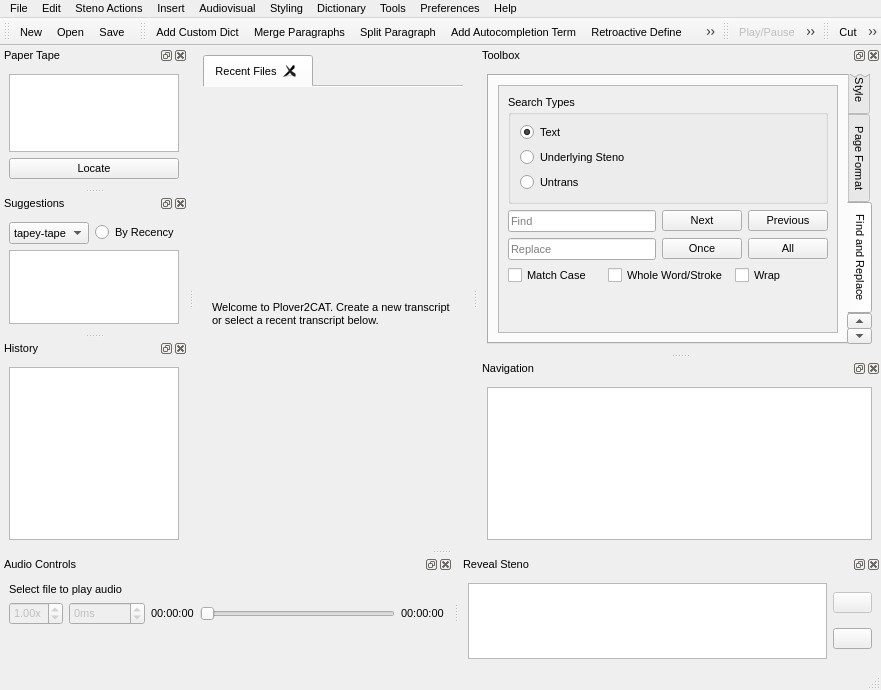
Before: the Qt Designer form plover_cat/plover_cat.ui in greenwyrt/plover2CAT, drawn with Qt 5.
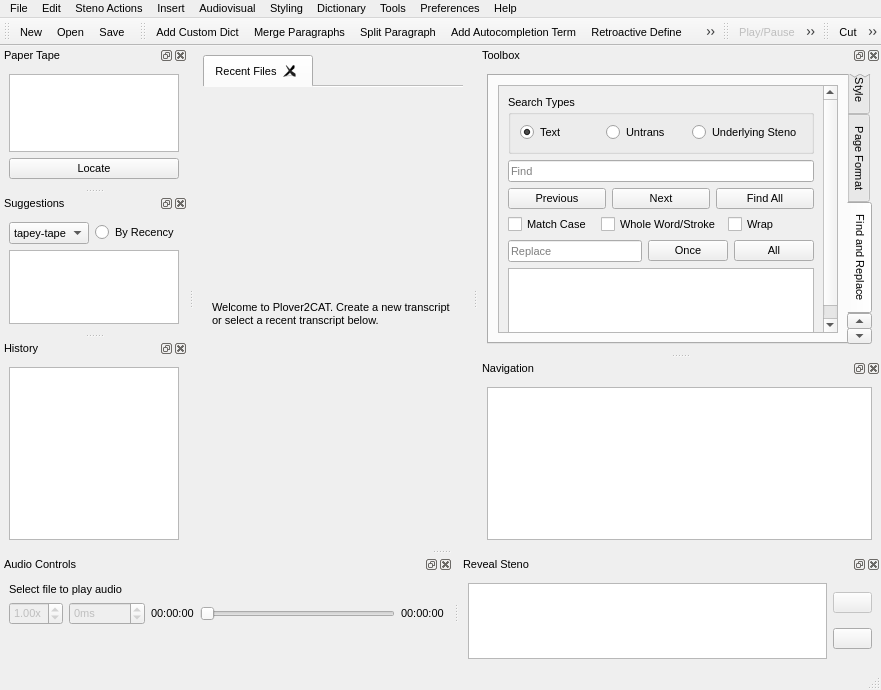
After: the same form once the commit is applied. The open tabs and pages were chosen to show the change. Icons and pictures are not drawn.

Commit message: find all and changes indicator

```diff
--- a/plover_cat/plover_cat.ui
+++ b/plover_cat/plover_cat.ui
@@ -1879,8 +1879,8 @@
              <rect>
               <x>0</x>
               <y>0</y>
-              <width>342</width>
-              <height>239</height>
+              <width>329</width>
+              <height>252</height>
              </rect>
             </property>
             <layout class="QVBoxLayout" name="verticalLayout_30">
@@ -1889,7 +1889,7 @@
                <property name="title">
                 <string>Search Types</string>
                </property>
-               <layout class="QVBoxLayout" name="verticalLayout_14">
+               <layout class="QHBoxLayout" name="horizontalLayout">
                 <item>
                  <widget class="QRadioButton" name="search_text">
                   <property name="focusPolicy">
@@ -1906,19 +1906,6 @@
                   </property>
                  </widget>
                 </item>
-                <item>
-                 <widget class="QRadioButton" name="search_steno">
-                  <property name="focusPolicy">
-                   <enum>Qt::NoFocus</enum>
-                  </property>
-                  <property name="toolTip">
-                   <string>Search strokes, find text has to match stroke completely</string>
-                  </property>
-                  <property name="text">
-                   <string>Underlying Steno</string>
-                  </property>
-                 </widget>
-                </item>
                 <item>
                  <widget class="QRadioButton" name="search_untrans">
                   <property name="focusPolicy">
@@ -1932,6 +1919,19 @@
                   </property>
                  </widget>
                 </item>
+                <item>
+                 <widget class="QRadioButton" name="search_steno">
+                  <property name="focusPolicy">
+                   <enum>Qt::NoFocus</enum>
+                  </property>
+                  <property name="toolTip">
+                   <string>Search strokes, find text has to match stroke completely</string>
+                  </property>
+                  <property name="text">
+                   <string>Underlying Steno</string>
+                  </property>
+                 </widget>
+                </item>
                </layout>
               </widget>
              </item>
@@ -1947,19 +1947,10 @@
                  </property>
                 </widget>
                </item>
-               <item>
-                <widget class="QPushButton" name="search_forward">
-                 <property name="focusPolicy">
-                  <enum>Qt::NoFocus</enum>
-                 </property>
-                 <property name="toolTip">
-                  <string>Perform selected search forwards</string>
-                 </property>
-                 <property name="text">
-                  <string>Next</string>
-                 </property>
-                </widget>
-               </item>
+              </layout>
+             </item>
+             <item>
+              <layout class="QHBoxLayout" name="horizontalLayout_13">
                <item>
                 <widget class="QPushButton" name="search_backward">
                  <property name="focusPolicy">
@@ -1971,24 +1962,14 @@
                  <property name="text">
                   <string>Previous</string>
                  </property>
-                </widget>
-               </item>
-              </layout>
-             </item>
-             <item>
-              <layout class="QHBoxLayout" name="horizontalLayout_3">
-               <item>
-                <widget class="QLineEdit" name="replace_term">
-                 <property name="toolTip">
-                  <string>The text to replace the match found in search</string>
+                 <property name="icon">
+                  <iconset resource="resources/resources.qrc">
+                   <normaloff>:/arrow-skip-180.png</normaloff>:/arrow-skip-180.png</iconset>
                  </property>
-                 <property name="placeholderText">
-                  <string>Replace</string>
-                 </property>
                 </widget>
                </item>
                <item>
-                <widget class="QPushButton" name="replace_selected">
+                <widget class="QPushButton" name="search_forward">
                  <property name="focusPolicy">
                   <enum>Qt::NoFocus</enum>
                  </property>
@@ -1996,12 +1977,12 @@
                   <string>Replace the found match with the text in the replace textbox</string>
                  </property>
                  <property name="text">
-                  <string>Once</string>
+                  <string>Next</string>
                  </property>
                 </widget>
                </item>
                <item>
-                <widget class="QPushButton" name="replace_all">
+                <widget class="QPushButton" name="find_all">
                  <property name="focusPolicy">
                   <enum>Qt::NoFocus</enum>
                  </property>
@@ -2009,7 +1990,7 @@
                   <string>Replace all matches with text in replace textbox</string>
                  </property>
                  <property name="text">
-                  <string>All</string>
+                  <string>Find All</string>
                  </property>
                 </widget>
                </item>
@@ -2059,17 +2040,51 @@
               </layout>
              </item>
              <item>
-              <spacer name="verticalSpacer">
-               <property name="orientation">
-                <enum>Qt::Vertical</enum>
+              <layout class="QHBoxLayout" name="horizontalLayout_3">
+               <item>
+                <widget class="QLineEdit" name="replace_term">
+                 <property name="toolTip">
+                  <string>The text to replace the match found in search</string>
+                 </property>
+                 <property name="placeholderText">
+                  <string>Replace</string>
+                 </property>
+                </widget>
+               </item>
+               <item>
+                <widget class="QPushButton" name="replace_selected">
+                 <property name="focusPolicy">
+                  <enum>Qt::NoFocus</enum>
+                 </property>
+                 <property name="toolTip">
+                  <string>Replace the found match with the text in the replace textbox</string>
+                 </property>
+                 <property name="text">
+                  <string>Once</string>
+                 </property>
+                </widget>
+               </item>
+               <item>
+                <widget class="QPushButton" name="replace_all">
+                 <property name="focusPolicy">
+                  <enum>Qt::NoFocus</enum>
+                 </property>
+                 <property name="toolTip">
+                  <string>Replace all matches with text in replace textbox</string>
+                 </property>
+                 <property name="text">
+                  <string>All</string>
+                 </property>
+                </widget>
+               </item>
+              </layout>
+             </item>
+             <item>
+              <widget class="QListWidget" name="searchResults">
+               <property name="toolTip">
+                <string>Displays search results</string>
                </property>
-               <property name="sizeHint" stdset="0">
-                <size>
-                 <width>20</width>
-                 <height>40</height>
-                </size>
-               </property>
-              </spacer>
+              </widget>
              </item>
             </layout>
            </widget>
```
Left out of the diff: 10 changed lines with no effect on the pictures. The commit also changes 7 other files.
